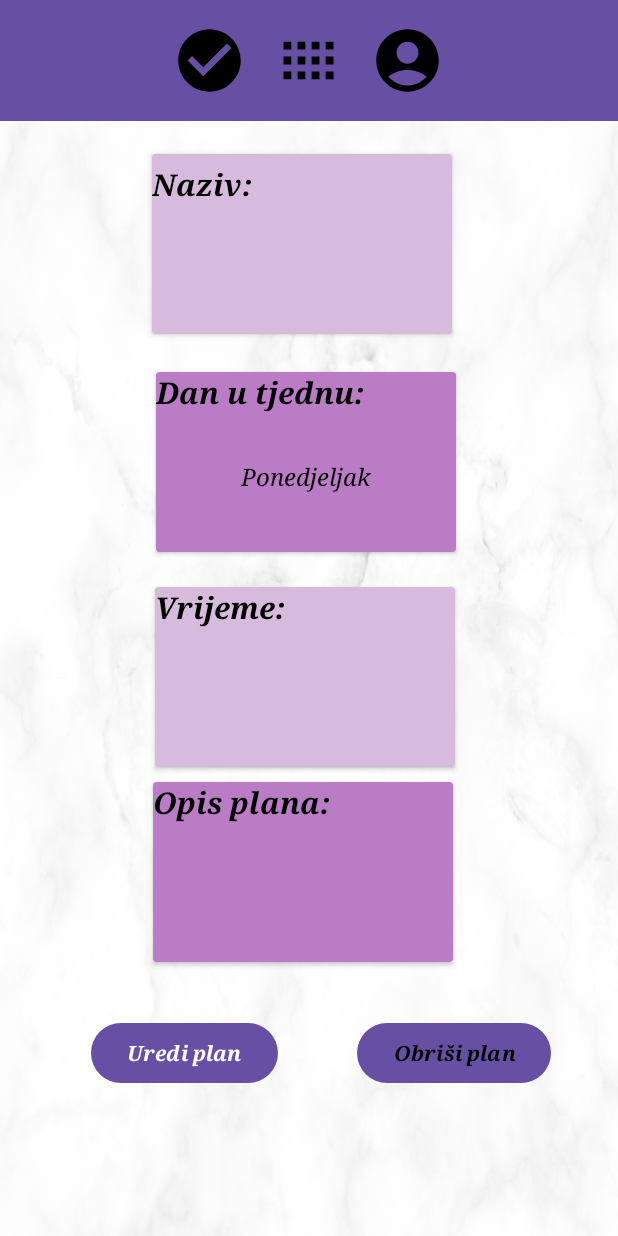
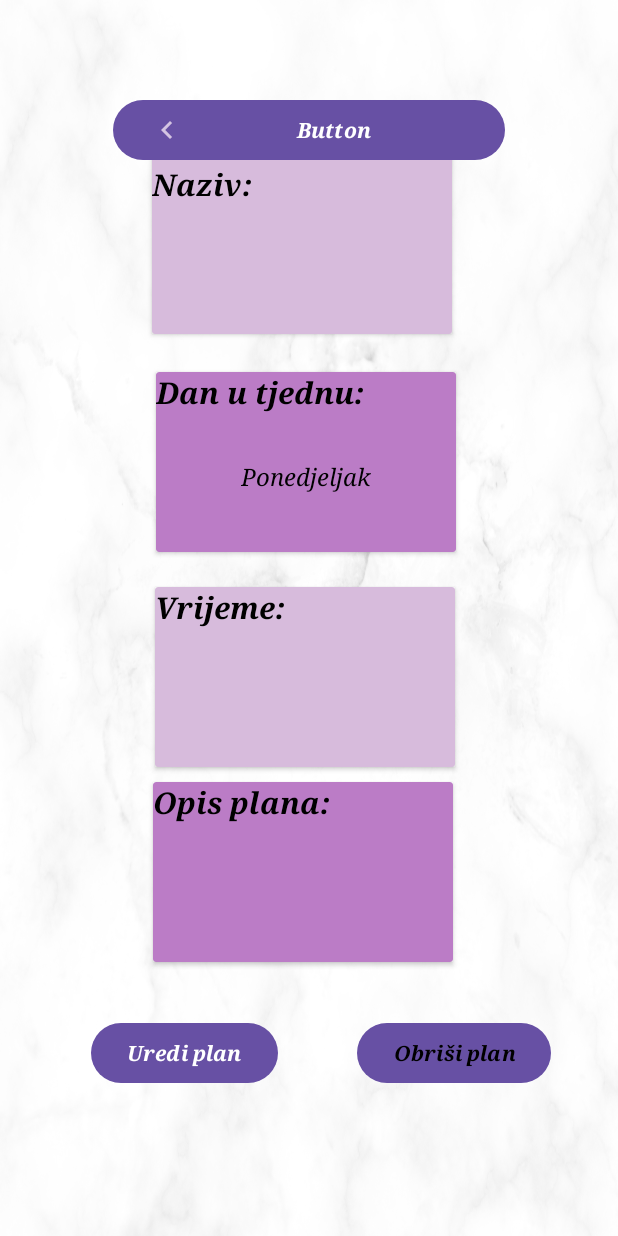
Before and after one commit to elizabetabeta/UniPlanner, an Android app: the ViewplanActivity screen opened directly, with no data from a screen before it, on a phone screen of 412 x 824 dp. Run offline under Robolectric (Android 15) with nearby library versions, the phone set to English and light mode, and no system bars.

Commit message:
Uredjivanje layouta

```diff
--- a/app/src/main/res/layout/activity_view_plan.xml
+++ b/app/src/main/res/layout/activity_view_plan.xml
@@ -8,11 +8,6 @@
     tools:context=".RegisterActivity"
     android:background="@drawable/pozadina1">
 
-    <include
-        android:id="@+id/include"
-        layout="@layout/nav_header"
-        android:layout_width="match_parent"
-        android:layout_height="wrap_content" />
 
 
     <LinearLayout
@@ -149,6 +144,12 @@
             </LinearLayout>
         </androidx.constraintlayout.widget.ConstraintLayout>
     </LinearLayout>
+
+    <androidx.constraintlayout.widget.ConstraintLayout
+        android:layout_width="match_parent"
+        android:layout_height="match_parent">
+
+    </androidx.constraintlayout.widget.ConstraintLayout>
 
     <LinearLayout
         android:layout_width="match_parent"
@@ -295,7 +296,29 @@
 
     <androidx.constraintlayout.widget.ConstraintLayout
         android:layout_width="match_parent"
-        android:layout_height="match_parent">
+        android:layout_height="match_parent"
+        app:layout_constraintBottom_toBottomOf="parent"
+        app:layout_constraintStart_toStartOf="parent"
+        app:layout_constraintTop_toTopOf="parent">
+
+        <Button
+            android:id="@+id/button9"
+            android:layout_width="0dp"
+            android:layout_height="wrap_content"
+            android:layout_marginStart="75dp"
+            android:layout_marginTop="32dp"
+            android:layout_marginEnd="75dp"
+            android:layout_marginBottom="683dp"
+            android:fontFamily="serif"
+            android:text="Button"
+            android:drawableLeft="@drawable/back"
+            android:textAlignment="center"
+            android:textStyle="normal|bold|italic"
+            app:layout_constraintBottom_toBottomOf="parent"
+            app:layout_constraintEnd_toEndOf="parent"
+            app:layout_constraintStart_toStartOf="parent"
+            app:layout_constraintTop_toTopOf="parent"
+            tools:text="Natrag" />
 
         <Button
             android:id="@+id/obrisiBtn"
@@ -306,9 +329,9 @@
             android:layout_marginEnd="33dp"
             android:layout_marginBottom="52dp"
             android:fontFamily="serif"
+            android:text="Obriši plan"
+            android:textColor="@color/black"
             android:textColorHint="@color/black"
-            android:textColor="@color/black"
-            android:text="Obriši plan"
             android:textStyle="normal|bold|italic"
             app:layout_constraintBottom_toBottomOf="parent"
             app:layout_constraintEnd_toEndOf="parent"
```
Also changed, not shown: app/src/main/res/layout/activity_add_plan.xml (+11 -12 lines).
